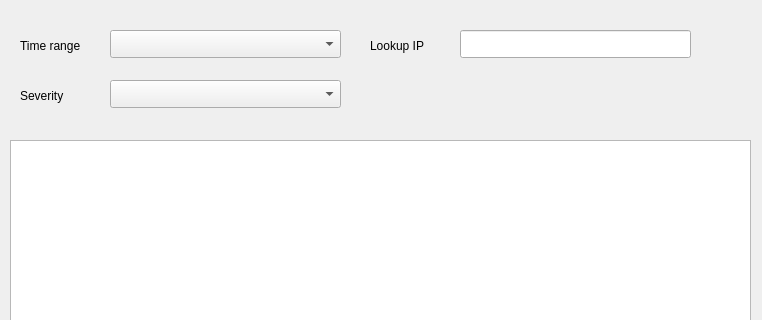
Before: the Qt Designer form gui/alerts.ui in andyy-nr/dos-attack-detector, drawn with Qt 5; both pictures show x 0 to 762 and y 0 to 320 of the 762 by 500 pixel window.
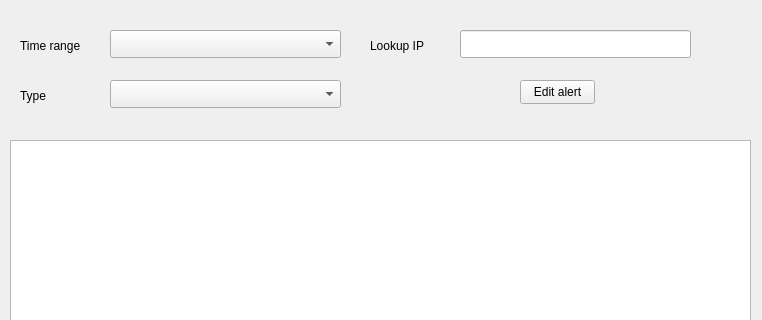
After: the same form once the commit is applied.

Commit message: Connect alerts to gui

What changed in the file:
```diff
--- a/gui/alerts.ui
+++ b/gui/alerts.ui
@@ -78,7 +78,7 @@
     </rect>
    </property>
    <property name="text">
-    <string>Severity</string>
+    <string>Type</string>
    </property>
   </widget>
   <widget class="QLabel" name="label_3">
@@ -104,6 +104,19 @@
     </rect>
    </property>
   </widget>
+  <widget class="QPushButton" name="filter_btn">
+   <property name="geometry">
+    <rect>
+     <x>520</x>
+     <y>80</y>
+     <width>75</width>
+     <height>24</height>
+    </rect>
+   </property>
+   <property name="text">
+    <string>Edit alert</string>
+   </property>
+  </widget>
  </widget>
  <resources/>
  <connections/>
```
Left out of the diff: 6 changed lines with no effect on the pictures. The commit also changes 6 other files.
